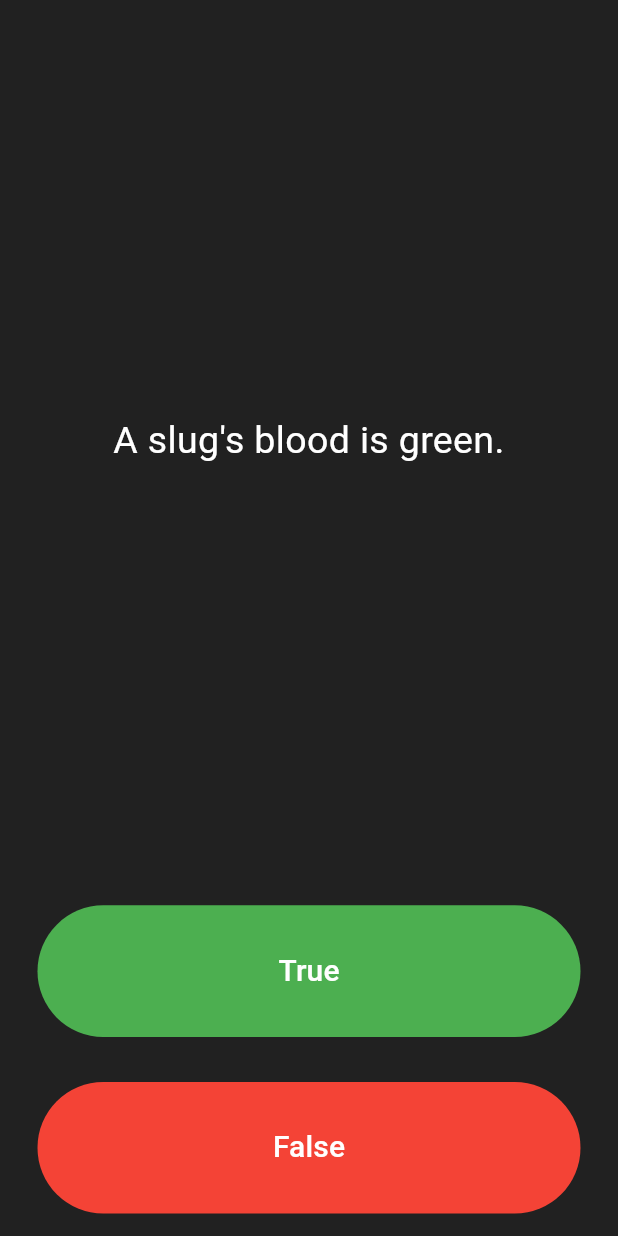
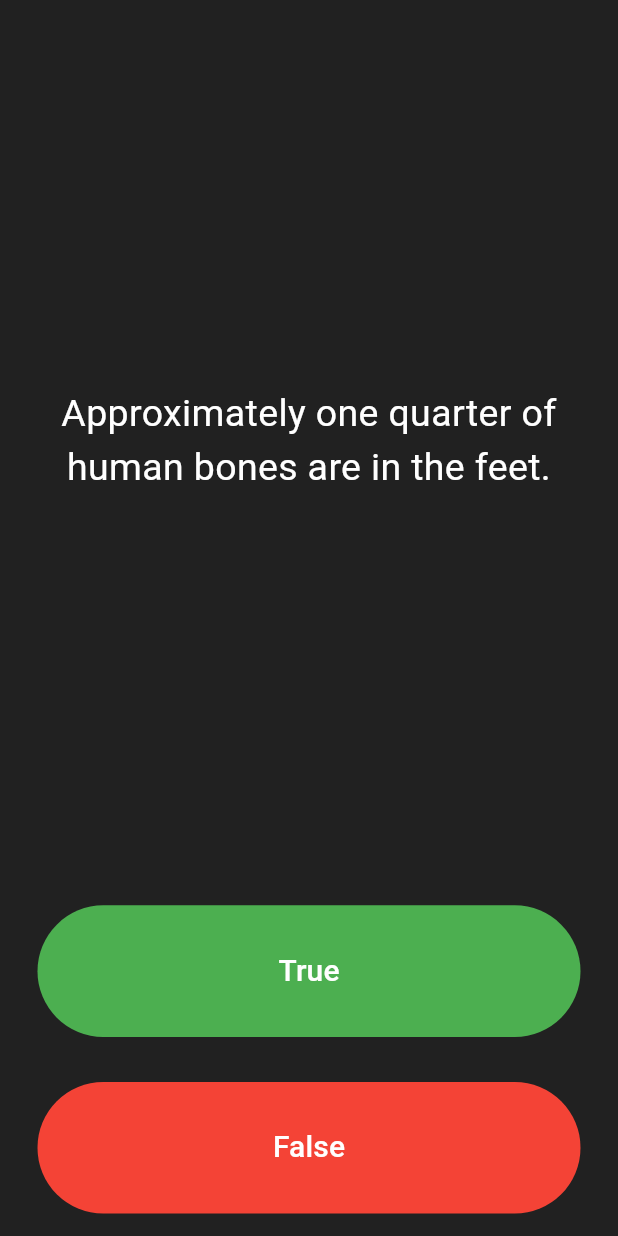
Before and after one commit to Aayush7900/quizapp, a Flutter app: the screen it shows after launch, after a tap on "True", after a tap on "False", on a phone screen of 412 x 824 dp. Run offline on Flutter 3.47's test engine with Material 3 defaults, Android fonts, the phone set to English and light mode, and no system bars.

Commit message:
second commit

```diff
--- a/lib/main.dart
+++ b/lib/main.dart
@@ -1,9 +1,11 @@
 import 'package:flutter/material.dart';
+import 'package:quizapp/quizbrain.dart';
+
+QuizBrain quizBrain = QuizBrain();
 
 void main() => runApp(Quizzler());
 
 class Quizzler extends StatelessWidget {
-
   @override
   Widget build(BuildContext context) {
     return MaterialApp(
@@ -26,13 +28,20 @@ class Quizpage extends StatefulWidget {
 }
 
 class _QuizpageState extends State<Quizpage> {
-
   List <Widget> scoreKeeper = [];
+/*
   List <String> questions = [
-    'You can lead a cow down stairs but not up stairs.',
+    ,
     'Approximately one quarter of human bones are in the feet.',
     'A slug\'s blood is green.'
   ];
+  List<bool> answers = [
+    false,
+    true,
+    true
+  ];*/
+
+
   int questionNo = 0;
   @override
   Widget build(BuildContext context) {
@@ -46,7 +55,7 @@ class _QuizpageState extends State<Quizpage> {
             padding: EdgeInsets.all(10.0),
             child: Center(
               child: Text(
-                questions[questionNo],
+                quizBrain.questionbank[questionNo].questionText ?? 'no question available',
                 textAlign: TextAlign.center,
                 style: TextStyle(
                   fontSize: 25.0,
@@ -63,19 +72,23 @@ class _QuizpageState extends State<Quizpage> {
             style: TextButton.styleFrom(backgroundColor: Colors.green),
             child: Text(
               'True',
-                style: TextStyle(
-                  color: Colors.white,
-                  fontSize: 20.0
+              style: TextStyle(color: Colors.white, fontSize: 20.0),
             ),
-              ),
-              onPressed: (){
+            onPressed: () {
               setState(() {
+                bool correctAnswer = quizBrain.questionbank[questionNo].questionAnswer ?? false;
+
+                if (correctAnswer == true) {
+                  print('user got it right');
+                } else {
+                  print('user got it wrong');
+                }
+
                 questionNo++;
               });
             },
           ),
-          )
-        ),
+        )),
         Expanded(
             child: Padding(
           padding: EdgeInsets.all(15.0),
@@ -83,19 +96,22 @@ class _QuizpageState extends State<Quizpage> {
             style: TextButton.styleFrom(backgroundColor: Colors.red),
             child: Text(
               'False',
-                  style: TextStyle(
-                      color: Colors.white,
-                      fontSize: 20.0
+              style: TextStyle(color: Colors.white, fontSize: 20.0),
             ),
-                ),
-                onPressed: (){
+            onPressed: () {
+              bool correctAnswer = quizBrain.questionbank[questionNo].questionAnswer ?? false;
+
+              if (correctAnswer == false) {
+                print('user got it right');
+              } else {
+                print('user got it wrong');
+              }
               setState(() {
                 questionNo++;
               });
             },
           ),
-            )
-        ),
+        )),
         Row(
           children: scoreKeeper,
         )
--- /dev/null
+++ b/lib/question.dart
@@ -0,0 +1,12 @@
+
+class Question{
+  String? questionText;
+  bool? questionAnswer;
+
+  Question(String? q, bool? a){
+    questionText = q;
+    questionAnswer = a;
+  }
+}
+
+Question newQuestion = Question('text',true);
--- /dev/null
+++ b/lib/quizbrain.dart
@@ -0,0 +1,30 @@
+import 'package:quizapp/question.dart';
+class QuizBrain{
+  List<Question> questionbank = [
+    Question('Some cats are actually allergic to humans', true),
+    Question('You can lead a cow down stairs but not up stairs.', false),
+    Question('Approximately one quarter of human bones are in the feet.', true),
+    Question('A slug\'s blood is green.', true),
+    Question('Buzz Aldrin\'s mother\'s maiden name was \"Moon\".', true),
+    Question('It is illegal to pee in the Ocean in Portugal.', true),
+    Question(
+        'No piece of square dry paper can be folded in half more than 7 times.',
+        false),
+    Question(
+        'In London, UK, if you happen to die in the House of Parliament, you are technically entitled to a state funeral, because the building is considered too sacred a place.',
+        true),
+    Question(
+        'The loudest sound produced by any animal is 188 decibels. That animal is the African Elephant.',
+        false),
+    Question(
+        'The total surface area of two human lungs is approximately 70 square metres.',
+        true),
+    Question('Google was originally called \"Backrub\".', true),
+    Question(
+        'Chocolate affects a dog\'s heart and nervous system; a few ounces are enough to kill a small dog.',
+        true),
+    Question(
+        'In West Virginia, USA, if you accidentally hit an animal with your car, you are free to take it home to eat.',
+        true),
+  ];
+}
```
Lines whose indentation alone changed are shown as unchanged.
